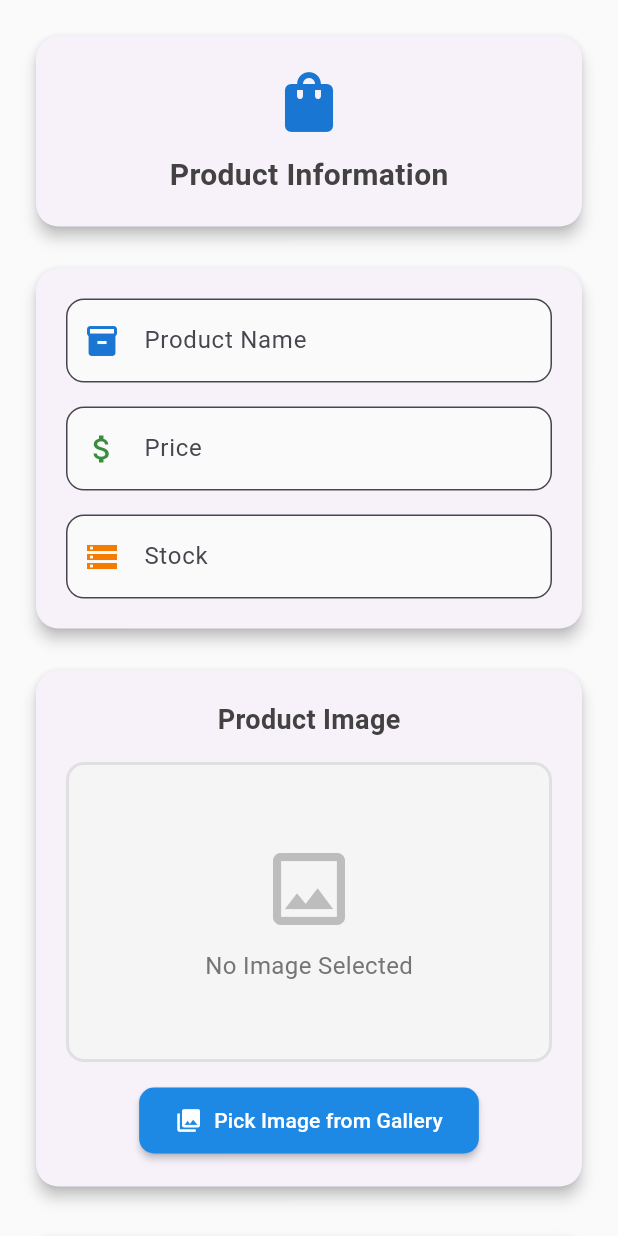
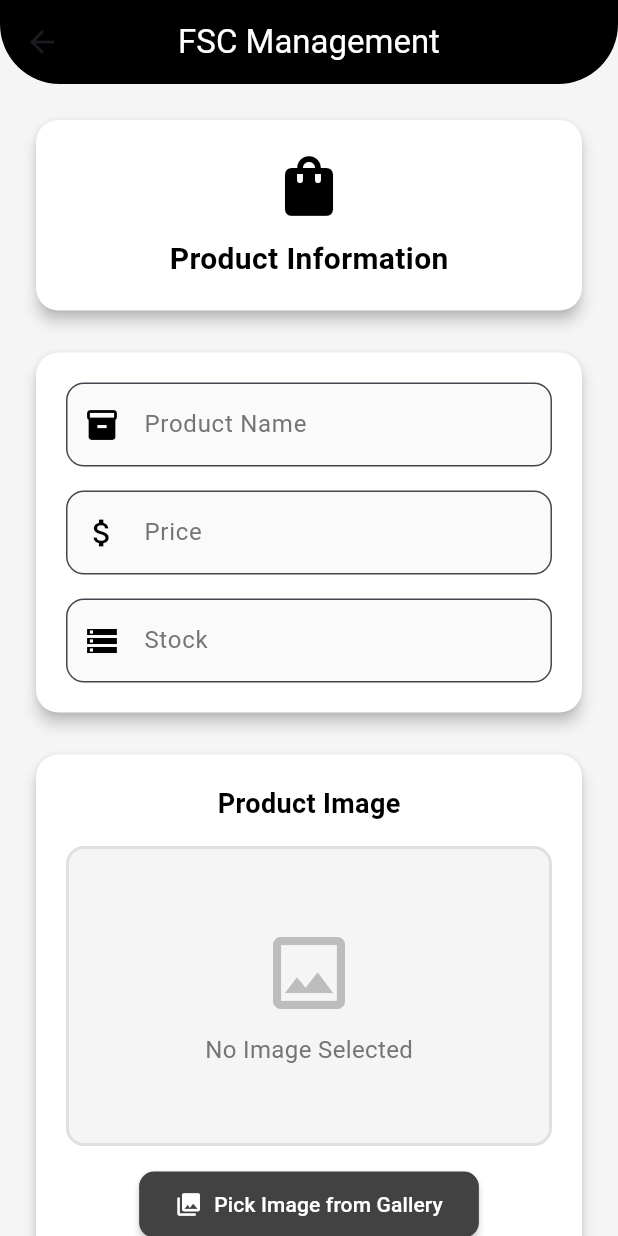
Before and after one commit to shamel-rai/FSC-Inventory, a Flutter app: the AddproductState screen opened directly, on a phone screen of 412 x 824 dp. Run offline on Flutter 3.47's test engine with Material 3 defaults, Android fonts, the light colour scheme and no system bars; our stand-ins replace image_picker, sqflite; accounts and stored records are empty.

```diff
--- a/lib/screens/addproduct.dart
+++ b/lib/screens/addproduct.dart
@@ -48,7 +48,7 @@ class _AddProductState extends State<AddproductState> {
       ScaffoldMessenger.of(context).showSnackBar(
         SnackBar(
           content: Text("Product $name added Successfully"),
-          backgroundColor: Colors.green,
+          backgroundColor: Colors.black,
           behavior: SnackBarBehavior.floating,
         ),
       );
@@ -66,7 +66,8 @@ class _AddProductState extends State<AddproductState> {
   @override
   Widget build(BuildContext context) {
     return Scaffold(
-      backgroundColor: Colors.grey[50],
+      appBar: CustomNavbar(),
+      backgroundColor: Colors.grey[100],
       body: SingleChildScrollView(
         child: Padding(
           padding: EdgeInsets.all(20),
@@ -81,22 +82,19 @@ class _AddProductState extends State<AddproductState> {
                   shape: RoundedRectangleBorder(
                     borderRadius: BorderRadius.circular(15),
                   ),
+                  color: Colors.white,
                   child: Padding(
                     padding: EdgeInsets.all(20),
                     child: Column(
                       children: [
-                        Icon(
-                          Icons.shopping_bag,
-                          size: 48,
-                          color: Colors.blue[700],
-                        ),
+                        Icon(Icons.shopping_bag, size: 48, color: Colors.black),
                         SizedBox(height: 10),
                         Text(
                           'Product Information',
                           style: TextStyle(
                             fontSize: 20,
                             fontWeight: FontWeight.bold,
-                            color: Colors.grey[800],
+                            color: Colors.black,
                           ),
                         ),
                       ],
@@ -112,6 +110,7 @@ class _AddProductState extends State<AddproductState> {
                   shape: RoundedRectangleBorder(
                     borderRadius: BorderRadius.circular(15),
                   ),
+                  color: Colors.white,
                   child: Padding(
                     padding: EdgeInsets.all(20),
                     child: Column(
@@ -121,17 +120,19 @@ class _AddProductState extends State<AddproductState> {
                           controller: _nameController,
                           decoration: InputDecoration(
                             labelText: "Product Name",
+                            labelStyle: TextStyle(color: Colors.grey[600]),
                             prefixIcon: Icon(
                               Icons.inventory_2,
-                              color: Colors.blue[700],
+                              color: Colors.black,
                             ),
                             border: OutlineInputBorder(
                               borderRadius: BorderRadius.circular(12),
+                              borderSide: BorderSide(color: Colors.grey[400]!),
                             ),
                             focusedBorder: OutlineInputBorder(
                               borderRadius: BorderRadius.circular(12),
                               borderSide: BorderSide(
-                                color: Colors.blue[700]!,
+                                color: Colors.black,
                                 width: 2,
                               ),
                             ),
@@ -150,17 +151,19 @@ class _AddProductState extends State<AddproductState> {
                           keyboardType: TextInputType.number,
                           decoration: InputDecoration(
                             labelText: 'Price',
+                            labelStyle: TextStyle(color: Colors.grey[600]),
                             prefixIcon: Icon(
                               Icons.attach_money,
-                              color: Colors.green[700],
+                              color: Colors.black,
                             ),
                             border: OutlineInputBorder(
                               borderRadius: BorderRadius.circular(12),
+                              borderSide: BorderSide(color: Colors.grey[400]!),
                             ),
                             focusedBorder: OutlineInputBorder(
                               borderRadius: BorderRadius.circular(12),
                               borderSide: BorderSide(
-                                color: Colors.blue[700]!,
+                                color: Colors.black,
                                 width: 2,
                               ),
                             ),
@@ -179,17 +182,19 @@ class _AddProductState extends State<AddproductState> {
                           keyboardType: TextInputType.number,
                           decoration: InputDecoration(
                             labelText: 'Stock',
+                            labelStyle: TextStyle(color: Colors.grey[600]),
                             prefixIcon: Icon(
                               Icons.storage,
-                              color: Colors.orange[700],
+                              color: Colors.black,
                             ),
                             border: OutlineInputBorder(
                               borderRadius: BorderRadius.circular(12),
+                              borderSide: BorderSide(color: Colors.grey[400]!),
                             ),
                             focusedBorder: OutlineInputBorder(
                               borderRadius: BorderRadius.circular(12),
                               borderSide: BorderSide(
-                                color: Colors.blue[700]!,
+                                color: Colors.black,
                                 width: 2,
                               ),
                             ),
@@ -212,6 +217,7 @@ class _AddProductState extends State<AddproductState> {
                   shape: RoundedRectangleBorder(
                     borderRadius: BorderRadius.circular(15),
                   ),
+                  color: Colors.white,
                   child: Padding(
                     padding: EdgeInsets.all(20),
                     child: Column(
@@ -221,7 +227,7 @@ class _AddProductState extends State<AddproductState> {
                           style: TextStyle(
                             fontSize: 18,
                             fontWeight: FontWeight.bold,
-                            color: Colors.grey[800],
+                            color: Colors.black,
                           ),
                         ),
                         SizedBox(height: 15),
@@ -272,7 +278,7 @@ class _AddProductState extends State<AddproductState> {
                           icon: Icon(Icons.photo_library),
                           label: Text('Pick Image from Gallery'),
                           style: ElevatedButton.styleFrom(
-                            backgroundColor: Colors.blue[600],
+                            backgroundColor: Colors.grey[800],
                             foregroundColor: Colors.white,
                             padding: EdgeInsets.symmetric(
                               horizontal: 24,
@@ -304,13 +310,13 @@ class _AddProductState extends State<AddproductState> {
                       ),
                     ),
                     style: ElevatedButton.styleFrom(
-                      backgroundColor: Colors.green[600],
+                      backgroundColor: Colors.black,
                       foregroundColor: Colors.white,
                       shape: RoundedRectangleBorder(
                         borderRadius: BorderRadius.circular(15),
                       ),
                       elevation: 6,
-                      shadowColor: Colors.green[200],
+                      shadowColor: Colors.grey[400],
                     ),
                   ),
                 ),
--- a/lib/screens/inventorypage.dart
+++ b/lib/screens/inventorypage.dart
@@ -195,8 +195,8 @@ class _InventorypageState extends State<Inventorypage> {
                         children: [
                           // Product Image
                           Container(
-                            width: 80,
-                            height: 80,
+                            width: 100,
+                            height: 120,
                             decoration: BoxDecoration(
                               borderRadius: BorderRadius.circular(12),
                               border: Border.all(
@@ -236,7 +236,7 @@ class _InventorypageState extends State<Inventorypage> {
                                 Text(
                                   prod.name,
                                   style: TextStyle(
-                                    fontSize: 25,
+                                    fontSize: 30,
                                     fontWeight: FontWeight.w600,
                                     color: Colors.black87,
                                   ),
@@ -256,7 +256,7 @@ class _InventorypageState extends State<Inventorypage> {
                                   child: Text(
                                     '\$${prod.price.toStringAsFixed(2)}',
                                     style: TextStyle(
-                                      fontSize: 16,
+                                      fontSize: 20,
                                       fontWeight: FontWeight.w600,
                                       color: Colors.black87,
                                     ),
@@ -274,7 +274,7 @@ class _InventorypageState extends State<Inventorypage> {
                                     Text(
                                       'Stock: ${prod.stock}',
                                       style: TextStyle(
-                                        fontSize: 14,
+                                        fontSize: 20,
                                         color: Colors.grey[600],
                                         fontWeight: FontWeight.w500,
                                       ),
--- a/lib/widgets/custom_button.dart
+++ b/lib/widgets/custom_button.dart
@@ -9,8 +9,8 @@ class CustomButton extends StatelessWidget {
   @override
   Widget build(BuildContext context) {
     return SizedBox(
-      width: 40,
-      height: 40,
+      width: 50,
+      height: 50,
       child: FloatingActionButton(
         onPressed: onPressed,
         child: Icon(icon, size: 18),
```
